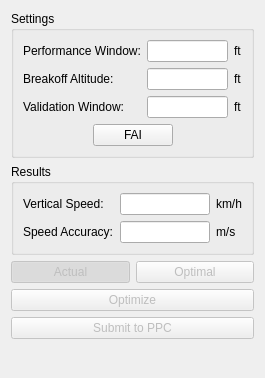
Before: the Qt Designer form src/speedform.ui in flysight/flysight-viewer-qt, drawn with Qt 5.
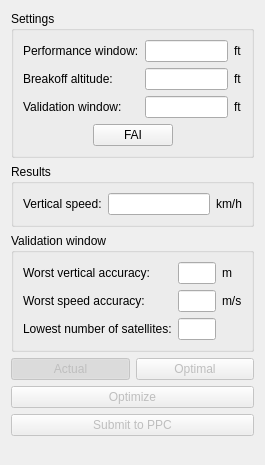
After: the same form once the commit is applied.

Commit message: Display several accuracy estimates in validation window

Diff of the .ui file:
```diff
--- a/src/speedform.ui
+++ b/src/speedform.ui
@@ -7,13 +7,13 @@
     <x>0</x>
     <y>0</y>
     <width>265</width>
-    <height>378</height>
+    <height>465</height>
    </rect>
   </property>
   <property name="windowTitle">
    <string>Form</string>
   </property>
-  <layout class="QVBoxLayout" name="verticalLayout_2">
+  <layout class="QVBoxLayout" name="verticalLayout_4">
    <item>
     <widget class="QGroupBox" name="groupBox">
      <property name="title">
@@ -25,7 +25,7 @@
         <item row="0" column="0">
          <widget class="QLabel" name="label_4">
           <property name="text">
-           <string>Performance Window:</string>
+           <string>Performance window:</string>
           </property>
          </widget>
         </item>
@@ -52,14 +52,14 @@
         <item row="1" column="0">
          <widget class="QLabel" name="label_2">
           <property name="text">
-           <string>Breakoff Altitude:</string>
+           <string>Breakoff altitude:</string>
           </property>
          </widget>
         </item>
         <item row="2" column="0">
          <widget class="QLabel" name="label">
           <property name="text">
-           <string>Validation Window:</string>
+           <string>Validation window:</string>
           </property>
          </widget>
         </item>
@@ -130,6 +130,13 @@
           </property>
          </widget>
         </item>
+        <item row="0" column="0">
+         <widget class="QLabel" name="label_3">
+          <property name="text">
+           <string>Vertical speed:</string>
+          </property>
+         </widget>
+        </item>
         <item row="0" column="2">
          <widget class="QLabel" name="verticalSpeedUnits">
           <property name="text">
@@ -137,29 +144,62 @@
           </property>
          </widget>
         </item>
-        <item row="0" column="0">
-         <widget class="QLabel" name="label_3">
+       </layout>
+      </item>
+     </layout>
+    </widget>
+   </item>
+   <item>
+    <widget class="QGroupBox" name="groupBox_3">
+     <property name="title">
+      <string>Validation window</string>
+     </property>
+     <layout class="QVBoxLayout" name="verticalLayout_2">
+      <item>
+       <layout class="QGridLayout" name="gridLayout_3">
+        <item row="1" column="2">
+         <widget class="QLabel" name="label_8">
           <property name="text">
-           <string>Vertical Speed:</string>
+           <string>m/s</string>
           </property>
          </widget>
         </item>
-        <item row="1" column="0">
+        <item row="0" column="0">
          <widget class="QLabel" name="label_6">
           <property name="text">
-           <string>Speed Accuracy:</string>
+           <string>Worst vertical accuracy:</string>
           </property>
          </widget>
         </item>
-        <item row="1" column="2">
+        <item row="1" column="0">
+         <widget class="QLabel" name="label_9">
+          <property name="text">
+           <string>Worst speed accuracy:</string>
+          </property>
+         </widget>
+        </item>
+        <item row="1" column="1">
+         <widget class="QLineEdit" name="sAccEdit"/>
+        </item>
+        <item row="0" column="1">
+         <widget class="QLineEdit" name="vAccEdit"/>
+        </item>
+        <item row="0" column="2">
          <widget class="QLabel" name="label_7">
           <property name="text">
-           <string>m/s</string>
+           <string>m</string>
           </property>
          </widget>
         </item>
-        <item row="1" column="1">
-         <widget class="QLineEdit" name="accuracyEdit"/>
+        <item row="2" column="0">
+         <widget class="QLabel" name="label_10">
+          <property name="text">
+           <string>Lowest number of satellites:</string>
+          </property>
+         </widget>
+        </item>
+        <item row="2" column="1">
+         <widget class="QLineEdit" name="numSVEdit"/>
         </item>
        </layout>
       </item>
```
Left out of the diff: 2 changed lines with no effect on the pictures. The commit also changes 5 other files.
